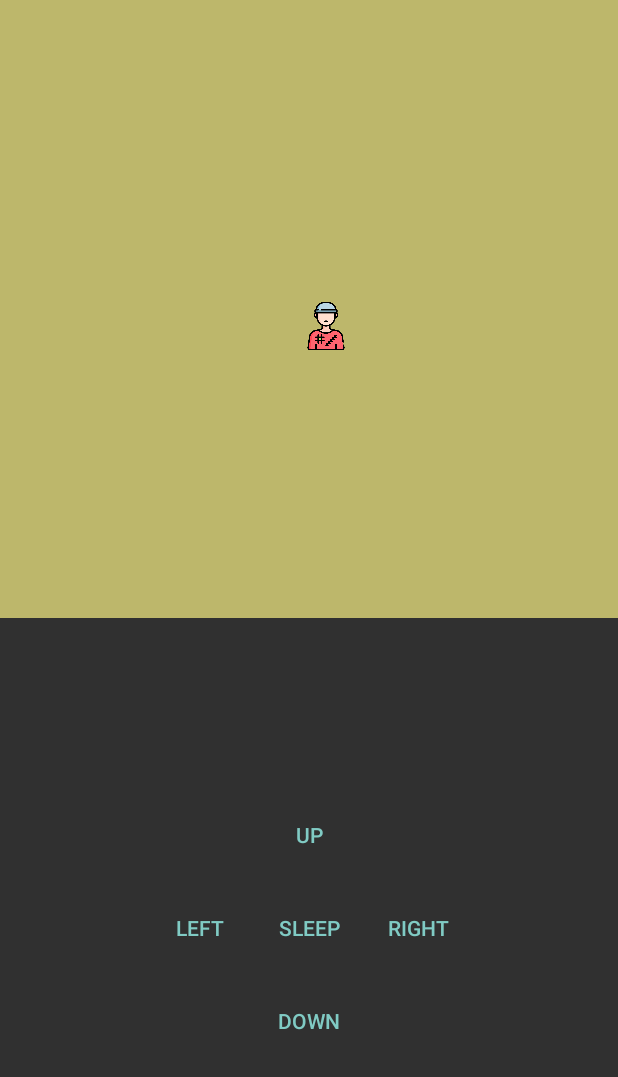
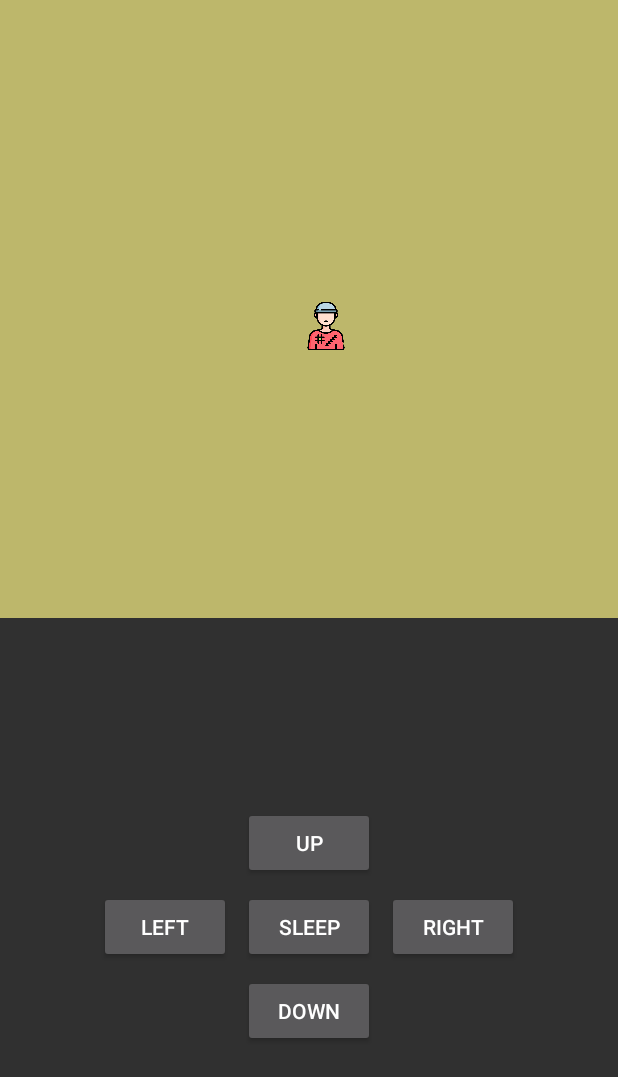
Before and after one commit to dzyubaka/post-extermination, an Android app: the layout fragment_map.xml on its own in the app's theme, with its tools: preview values and no code run, on a phone screen of 412 x 824 dp. Shown: the top 1077 px of the screen. Run offline under Robolectric (Android 15) with nearby library versions, the phone set to English and light mode, and no system bars.

Commit message:
bring borders back

```diff
--- a/app/src/main/res/layout/fragment_map.xml
+++ b/app/src/main/res/layout/fragment_map.xml
@@ -41,7 +41,6 @@
 
             <Button
                 android:id="@+id/up"
-                style="?android:attr/buttonBarButtonStyle"
                 android:layout_margin="4dp"
                 android:text="Up" />
 
@@ -49,25 +48,20 @@
 
         </TableRow>
 
-        <TableRow
-            style="?android:attr/buttonBarStyle"
-            android:gravity="center">
+        <TableRow android:gravity="center">
 
             <Button
                 android:id="@+id/left"
-                style="?android:attr/buttonBarButtonStyle"
                 android:layout_margin="4dp"
                 android:text="Left" />
 
             <Button
                 android:id="@+id/sleep"
-                style="?android:attr/buttonBarButtonStyle"
                 android:layout_margin="4dp"
                 android:text="Sleep" />
 
             <Button
                 android:id="@+id/right"
-                style="?android:attr/buttonBarButtonStyle"
                 android:layout_margin="4dp"
                 android:text="Right" />
 
@@ -79,7 +73,6 @@
 
             <Button
                 android:id="@+id/down"
-                style="?android:attr/buttonBarButtonStyle"
                 android:layout_margin="4dp"
                 android:text="Down" />
 
```
